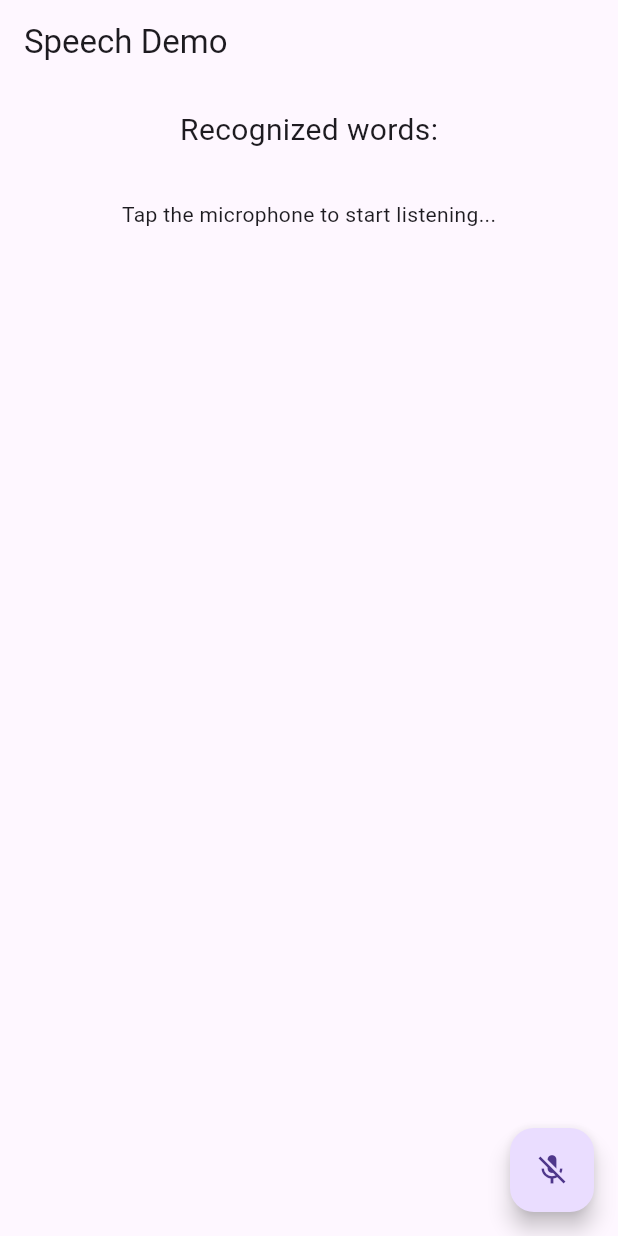
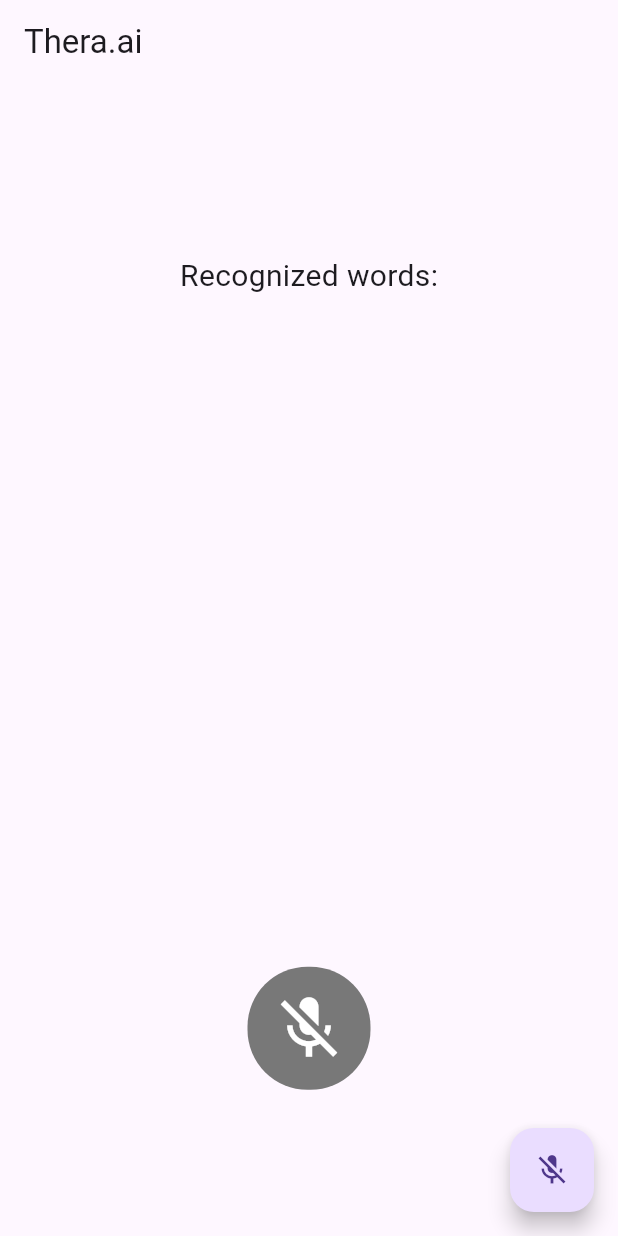
Before and after one commit to danielyang21/Serenity.ai, a Flutter app: the screen it shows after launch, after a tap on the "mic off" icon, on a phone screen of 412 x 824 dp. Run offline on Flutter 3.47's test engine with Material 3 defaults, Android fonts, the phone set to English and light mode, and no system bars; our stand-ins replace flutter_dotenv, speech_to_text; missing offline and left inert: chat_gpt_sdk.

Commit message:
chatgpt init

```diff
--- /dev/null
+++ b/chungi/lib/common/color_theme.cdart.dart
@@ -0,0 +1,5 @@
+import 'dart:ui';
+
+class AppTheme {
+  static const Color kDarkGrey = Color.fromARGB(255, 120, 120, 120);
+}
--- a/chungi/lib/features/home/home.dart
+++ b/chungi/lib/features/home/home.dart
@@ -1,6 +1,10 @@
 import 'package:flutter/material.dart';
+import 'package:flutter/services.dart';
 import 'package:speech_to_text/speech_recognition_result.dart';
 import 'package:speech_to_text/speech_to_text.dart';
+import 'package:chungi/common/color_theme.cdart.dart';
+
+import '../../common/api.dart';
 
 class Home extends StatefulWidget {
   Home({Key? key}) : super(key: key);
@@ -10,7 +14,7 @@ class Home extends StatefulWidget {
 }
 
 class _HomeState extends State<Home> {
-  SpeechToText _speechToText = SpeechToText();
+  final SpeechToText _speechToText = SpeechToText();
   bool _speechEnabled = false;
   String _lastWords = '';
 
@@ -20,29 +24,24 @@ class _HomeState extends State<Home> {
     _initSpeech();
   }
 
-  /// This has to happen only once per app
   void _initSpeech() async {
     _speechEnabled = await _speechToText.initialize();
     setState(() {});
   }
 
-  /// Each time to start a speech recognition session
   void _startListening() async {
     await _speechToText.listen(onResult: _onSpeechResult);
     setState(() {});
   }
 
-  /// Manually stop the active speech recognition session
-  /// Note that there are also timeouts that each platform enforces
-  /// and the SpeechToText plugin supports setting timeouts on the
-  /// listen method.
   void _stopListening() async {
+    await postToOpenAI(_lastWords);
+    setState(() {
+      _lastWords = '';
+    });
     await _speechToText.stop();
-    setState(() {});
   }
 
-  /// This is the callback that the SpeechToText plugin calls when
-  /// the platform returns recognized words.
   void _onSpeechResult(SpeechRecognitionResult result) {
     setState(() {
       _lastWords = result.recognizedWords;
@@ -52,46 +51,65 @@ class _HomeState extends State<Home> {
   @override
   Widget build(BuildContext context) {
     return Scaffold(
+      floatingActionButton: FloatingActionButton(
+        onPressed: () async {},
+        tooltip: 'Listen',
+        child: Icon(_speechToText.isNotListening ? Icons.mic_off : Icons.mic),
+      ),
       appBar: AppBar(
-        title: Text('Speech Demo'),
+        title: const Text('Thera.ai'),
       ),
       body: Center(
         child: Column(
           mainAxisAlignment: MainAxisAlignment.center,
           children: <Widget>[
             Container(
-              padding: EdgeInsets.all(16),
-              child: Text(
+              padding: const EdgeInsets.all(16),
+              child: const Text(
                 'Recognized words:',
                 style: TextStyle(fontSize: 20.0),
               ),
             ),
-            Expanded(
+            SizedBox(
+              height: 400,
               child: Container(
-                padding: EdgeInsets.all(16),
-                child: Text(
-                  // If listening is active show the recognized words
-                  _speechToText.isListening
-                      ? '$_lastWords'
-                      // If listening isn't active but could be tell the user
-                      // how to start it, otherwise indicate that speech
-                      // recognition is not yet ready or not supported on
-                      // the target device
-                      : _speechEnabled
-                          ? 'Tap the microphone to start listening...'
-                          : 'Speech not available',
-                ),
+                padding: const EdgeInsets.all(16),
+                child: Text(_lastWords),
               ),
             ),
+            const SizedBox(
+              height: 30,
+            ),
+            GestureDetector(
+              onTap: () {
+                if (_speechToText.isNotListening) {
+                  HapticFeedback.heavyImpact();
+                  _startListening();
+                } else {
+                  HapticFeedback.heavyImpact();
+                  _stopListening();
+                }
+              },
+              child: Container(
+                padding: const EdgeInsets.all(16),
+                decoration: BoxDecoration(
+                    borderRadius: BorderRadius.circular(40),
+                    color: AppTheme.kDarkGrey),
+                child: _speechToText.isNotListening
+                    ? const Icon(
+                        Icons.mic_off,
+                        color: Colors.white,
+                        size: 50,
+                      )
+                    : const Icon(
+                        Icons.mic,
+                        color: Colors.white,
+                        size: 50,
+                      ),
+              ),
+            )
           ],
         ),
-      ),
-      floatingActionButton: FloatingActionButton(
-        onPressed:
-            // If not yet listening for speech start, otherwise stop
-            _speechToText.isNotListening ? _startListening : _stopListening,
-        tooltip: 'Listen',
-        child: Icon(_speechToText.isNotListening ? Icons.mic_off : Icons.mic),
       ),
     );
   }
--- a/chungi/lib/main.dart
+++ b/chungi/lib/main.dart
@@ -1,7 +1,22 @@
+import 'dart:io';
+import 'package:chat_gpt_sdk/chat_gpt_sdk.dart';
 import 'package:chungi/features/home/home.dart';
 import 'package:flutter/material.dart';
+import 'package:flutter_dotenv/flutter_dotenv.dart';
+import 'package:path/path.dart' as path;
 
-void main() {
+import 'common/api.dart';
+
+void main() async {
+  //await dotenv.load(fileName: "/.env");
+
+  final openAI = OpenAI.instance.build(
+      token: OpenAIAPIKEY, //dotenv.get("OPEN_AI_API_KEY"),
+      baseOption: HttpSetup(receiveTimeout: const Duration(seconds: 5)),
+      enableLog: true);
+
+  openAI.setToken('HACK_HILL');
+
   runApp(const MyApp());
 }
 
--- a/chungi/pubspec.yaml
+++ b/chungi/pubspec.yaml
@@ -16,6 +16,9 @@ dependencies:
 
   cupertino_icons: ^1.0.8
   speech_to_text: ^7.0.0
+  chat_gpt_sdk: ^3.1.2
+  flutter_dotenv: ^5.1.0
+  http: ^1.2.2
 
 dev_dependencies:
   flutter_test:
```
Also changed, not shown: chungi/lib/common/api.dart (added, +38 -0 lines), chungi/pubspec.lock, 1 other file.
